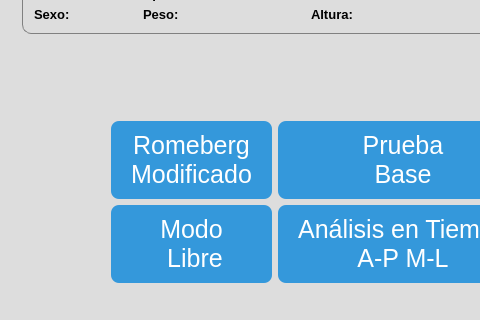
hectorda/Bio-Feedback, file mainwindow.ui: the form before one commit; both pictures show x 0 to 480 and y 147 to 467 of the 639 by 656 pixel window.
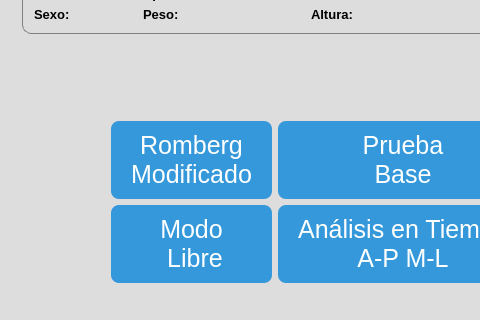
The form after the commit. Icons and pictures are not drawn. Custom widgets are drawn as their Qt base class.

The edit to the form file:
```diff
--- a/mainwindow.ui
+++ b/mainwindow.ui
@@ -282,7 +282,7 @@
 }</string>
             </property>
             <property name="text">
-             <string>Romeberg 
+             <string>Romberg 
 Modificado</string>
             </property>
            </widget>
```
